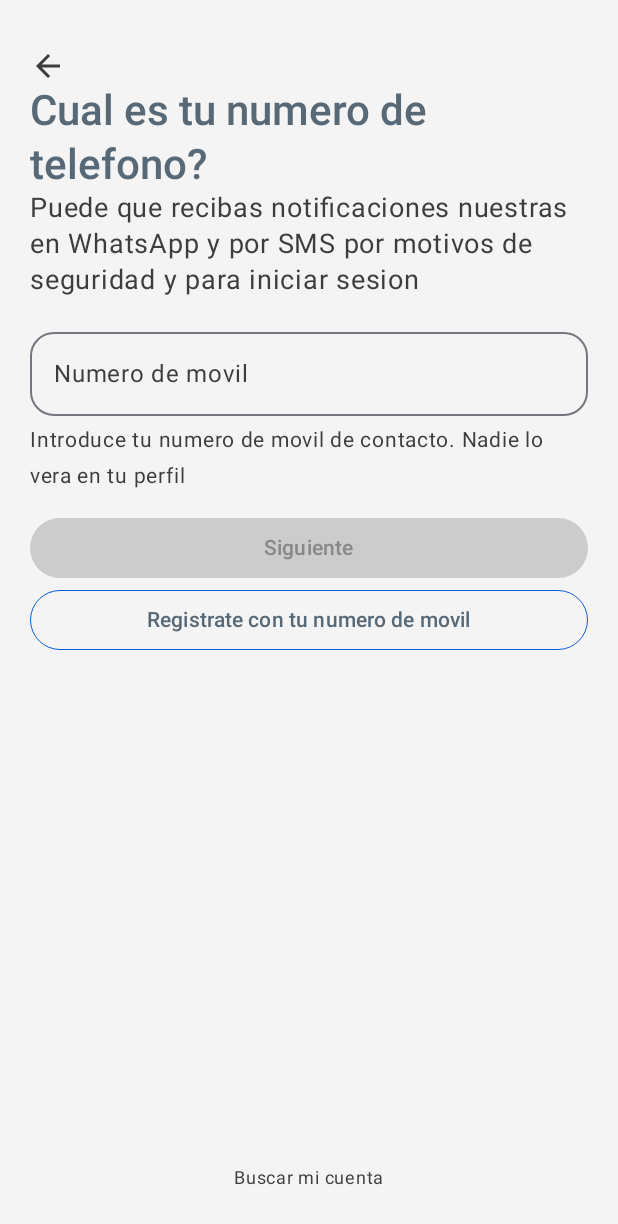
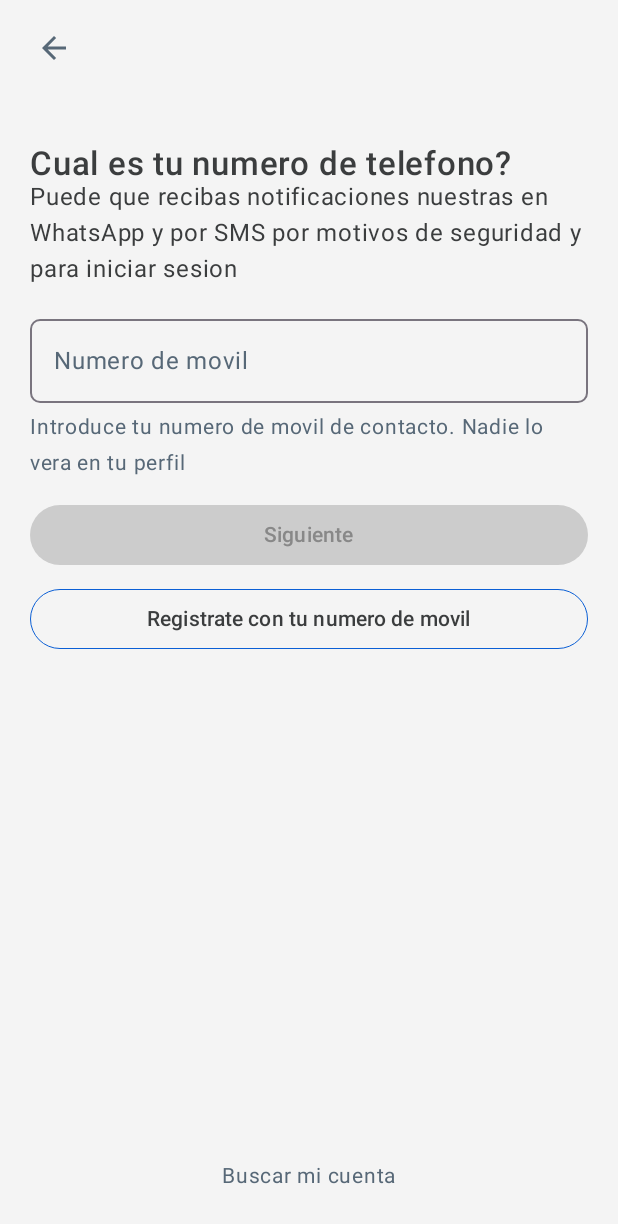
Before and after one commit to JoseLuisRiquelme/Instadev, an Android app built with Jetpack Compose: the screen it shows after launch (MainActivity), after a tap on "Crear cuenta nueva", on a phone screen of 412 x 824 dp. Shown: the top 1224 px of the screen. Run offline under Robolectric (Android 15) with nearby library versions, the phone set to English and light mode, and no system bars.

Commit message:
working in the navigation, font styles, texts colors, the login screen icon

```diff
--- a/app/src/main/java/cl/colabora/instadev/auth/login/presentation/screens/LoginScreen.kt
+++ b/app/src/main/java/cl/colabora/instadev/auth/login/presentation/screens/LoginScreen.kt
@@ -29,12 +29,13 @@ import androidx.compose.ui.unit.dp
 import androidx.compose.ui.unit.sp
 import cl.colabora.instadev.core.ui.components.buttons.InstaPrimaryButton
 import cl.colabora.instadev.core.ui.components.buttons.InstaSecondaryButton
+import cl.colabora.instadev.core.ui.components.textfield.InstaSecondaryTextField
 import cl.colabora.instadev.core.ui.components.texts.InstaSecondaryText
 
 //@Preview(showBackground = true)
 @Composable
 fun LoginScreen(
-    loginViewModel: LoginViewModel = viewModel(),onNavigate:()-> Unit
+    loginViewModel: LoginViewModel = viewModel(), onNavigate: () -> Unit
 ) {
 
     val uiState by loginViewModel.uiState.collectAsStateWithLifecycle()
@@ -58,30 +59,20 @@ fun LoginScreen(
         }
         Spacer(Modifier.weight(0.5f))
         Image(
-            modifier = Modifier.size(50.dp),
-            painter = painterResource(R.drawable.insta_logo),
+            modifier = Modifier.size(72.dp),
+            painter = painterResource(R.drawable.instadev_icon),
             contentDescription = ""
         )
         Spacer(Modifier.weight(0.5f))
-        OutlinedTextField(
-            modifier = Modifier.fillMaxWidth(), shape = RoundedCornerShape(16.dp),
-            label = {
-                Text(
-                    text = stringResource(R.string.login_screen_textfield_email),
-                    color = MaterialTheme.colorScheme.onBackground
-                )
-            },
+        InstaSecondaryTextField(
+            modifier = Modifier.fillMaxWidth(),
+            label = stringResource(R.string.login_screen_textfield_email),
             value = uiState.email,
             onValueChange = { loginViewModel.onEmailChanged(it) })
         Spacer(Modifier.height(8.dp))
-        OutlinedTextField(
-            label = {
-                Text(
-                    text = stringResource(R.string.login_screen_textfield_password),
-                    color = MaterialTheme.colorScheme.onBackground
-                )
-            },
-            modifier = Modifier.fillMaxWidth(), shape = RoundedCornerShape(16.dp),
+        InstaSecondaryTextField(
+            modifier = Modifier.fillMaxWidth(),
+            label = stringResource(R.string.login_screen_textfield_password),
             value = uiState.password,
             onValueChange = { loginViewModel.onPasswordChanged(it) })
         Spacer(Modifier.height(8.dp))
@@ -91,15 +82,16 @@ fun LoginScreen(
             enabled = uiState.isLoginEnable,
             text = stringResource(R.string.login_screen_button_login)
         )
+        Spacer(Modifier.height(18.dp))
         InstaSecondaryText(
             text = stringResource(R.string.login_screen_text_forgot_password),
-            color = MaterialTheme.colorScheme.onSurfaceVariant,
-            fontSize = 14.sp
+            color = MaterialTheme.colorScheme.onSurfaceVariant/*,
+            fontSize=14.sp*/
         )
         Spacer(Modifier.weight(1f))
         InstaSecondaryButton(
             modifier = Modifier.fillMaxWidth(),
-            onClick = {onNavigate()}, text = stringResource(R.string.login_screen_button_signup)
+            onClick = { onNavigate() }, text = stringResource(R.string.login_screen_button_signup)
         )
         Icon(
             modifier = Modifier.height(30.dp),
--- a/app/src/main/java/cl/colabora/instadev/auth/register/presentation/screens/RegisterScreen.kt
+++ b/app/src/main/java/cl/colabora/instadev/auth/register/presentation/screens/RegisterScreen.kt
@@ -9,14 +9,20 @@ import androidx.compose.foundation.layout.height
 import androidx.compose.foundation.layout.padding
 import androidx.compose.material.icons.Icons
 import androidx.compose.material.icons.filled.ArrowBack
+import androidx.compose.material3.ExperimentalMaterial3Api
 import androidx.compose.material3.Icon
 import androidx.compose.material3.MaterialTheme
+import androidx.compose.material3.OutlinedTextFieldDefaults.contentPadding
+import androidx.compose.material3.Scaffold
+import androidx.compose.material3.TopAppBar
+import androidx.compose.material3.TopAppBarDefaults
 import androidx.compose.runtime.Composable
 import androidx.lifecycle.compose.collectAsStateWithLifecycle
 import androidx.lifecycle.viewmodel.compose.viewModel
 import androidx.compose.runtime.getValue
 import androidx.compose.ui.Alignment
 import androidx.compose.ui.Modifier
+import androidx.compose.ui.graphics.Color
 import androidx.compose.ui.res.stringResource
 import androidx.compose.ui.unit.dp
 import androidx.compose.ui.unit.sp
@@ -28,6 +34,7 @@ import cl.colabora.instadev.core.ui.components.texts.InstaPrimaryText
 import cl.colabora.instadev.core.ui.components.texts.InstaSecondaryText
 import cl.colabora.instadev.core.ui.components.texts.InstaTitleText
 
+@OptIn(ExperimentalMaterial3Api::class)
 @Composable
 fun RegisterScreen(registerViewModel: RegisterViewModel = viewModel(), onNavigate: () -> Unit) {
     val uiState by registerViewModel.uiState.collectAsStateWithLifecycle()
@@ -55,24 +62,39 @@ fun RegisterScreen(registerViewModel: RegisterViewModel = viewModel(), onNavigat
             changeModeButton = stringResource(R.string.register_screen_secondarybutton_type_movil)
         }
     }
+    Scaffold(
+        topBar = {TopAppBar(
+            colors =TopAppBarDefaults.topAppBarColors(
+                containerColor = MaterialTheme.colorScheme.background
+            ) ,
+            title = {},
+            navigationIcon = {
+                Icon(
+                    modifier = Modifier
+//                            .align(Alignment.Start)
+                        .clickable {
+                            onNavigate()
+                        }.padding(horizontal = 20.dp),
+                    imageVector = Icons.Default.ArrowBack,
+                    contentDescription = "",
+                    tint = MaterialTheme.colorScheme.onSurfaceVariant
+                )
+        })
+
+        }
+    ) { paddingValues ->
+
         Column(
             modifier = Modifier
+                .padding(paddingValues)
                 .background(MaterialTheme.colorScheme.background)
                 .padding(vertical = 32.dp)
                 .padding(horizontal = 20.dp),
             horizontalAlignment = Alignment.CenterHorizontally
         ) {
-        Icon(
-            modifier = Modifier
-                .align(Alignment.Start)
-                .clickable {
-                    onNavigate()
-                },
-            imageVector = Icons.Default.ArrowBack,
-            contentDescription = "",
-            tint = MaterialTheme.colorScheme.onSurfaceVariant
-        )
+
             InstaTitleText(
+                modifier = Modifier.fillMaxWidth(),
                 text = title,
             )
             InstaPrimaryText(
@@ -87,8 +109,8 @@ fun RegisterScreen(registerViewModel: RegisterViewModel = viewModel(), onNavigat
             )
             Spacer(Modifier.height(8.dp))
             InstaSecondaryText(
-            text = changeModeText,
-            fontSize = 14.sp
+                text = changeModeText/*,
+            fontSize = 14.sp*/
             )
             Spacer(Modifier.height(16.dp))
             InstaPrimaryButton(
@@ -97,6 +119,7 @@ fun RegisterScreen(registerViewModel: RegisterViewModel = viewModel(), onNavigat
                 onClick = {},
                 text = stringResource(R.string.register_screen_primarybutton)
             )
+            Spacer(Modifier.height(8.dp))
             InstaSecondaryButton(
                 modifier = Modifier.fillMaxWidth(),
                 onClick = { registerViewModel.toggleContactType() },
@@ -104,8 +127,9 @@ fun RegisterScreen(registerViewModel: RegisterViewModel = viewModel(), onNavigat
             )
             Spacer(Modifier.weight(1f))
             InstaSecondaryText(
-            text = stringResource(R.string.register_screen_footer_label),
-            fontSize = 12.sp
+                text = stringResource(R.string.register_screen_footer_label)/*,
+            fontSize = 12.sp*/
             )
         }
     }
+}
--- a/app/src/main/java/cl/colabora/instadev/core/ui/components/textfield/InstaSecondaryTextField.kt
+++ b/app/src/main/java/cl/colabora/instadev/core/ui/components/textfield/InstaSecondaryTextField.kt
@@ -1,11 +1,10 @@
 package cl.colabora.instadev.core.ui.components.textfield
 
-import androidx.compose.foundation.shape.RoundedCornerShape
+import androidx.compose.material3.MaterialTheme
 import androidx.compose.material3.OutlinedTextField
 import androidx.compose.material3.Text
 import androidx.compose.runtime.Composable
 import androidx.compose.ui.Modifier
-import androidx.compose.ui.unit.dp
 
 @Composable
 fun InstaSecondaryTextField(
@@ -18,7 +17,8 @@ fun InstaSecondaryTextField(
         modifier = modifier,
         value = value,
         onValueChange = { onValueChange(it) },
-        shape = RoundedCornerShape(16.dp),
-        label = { Text(label) }
+        shape = MaterialTheme.shapes.medium,
+        textStyle = MaterialTheme.typography.titleSmall,
+        label = { Text(label, color = MaterialTheme.colorScheme.onSurfaceVariant) }
     )
 }
--- a/app/src/main/java/cl/colabora/instadev/core/ui/components/texts/InstaPrimaryText.kt
+++ b/app/src/main/java/cl/colabora/instadev/core/ui/components/texts/InstaPrimaryText.kt
@@ -8,10 +8,9 @@ import androidx.compose.ui.unit.sp
 
 @Composable
 fun InstaPrimaryText(modifier: Modifier = Modifier, text: String) {
-    Text(
+    Text(modifier = modifier,
         text = text,
-        color = MaterialTheme.colorScheme.onSurfaceVariant,
-        fontSize = 18.sp,
+        color = MaterialTheme.colorScheme.onBackground,
         style = MaterialTheme.typography.bodyLarge
     )
 }
--- a/app/src/main/java/cl/colabora/instadev/core/ui/components/texts/InstaSecondaryText.kt
+++ b/app/src/main/java/cl/colabora/instadev/core/ui/components/texts/InstaSecondaryText.kt
@@ -9,11 +9,10 @@ import androidx.compose.ui.graphics.Color
 import androidx.compose.ui.unit.TextUnit
 
 @Composable
-fun InstaSecondaryText(
+fun InstaSecondaryText(modifier: Modifier= Modifier,
     text: String,
     color: Color = MaterialTheme.colorScheme.onSurfaceVariant,
-    fontSize: TextUnit
 ) {
-    Text(text = text, color = color, fontSize = fontSize, style = MaterialTheme.typography.bodyLarge)
+    Text(modifier = modifier, text = text, color = color, style = MaterialTheme.typography.bodyMedium)
 
 }
--- a/app/src/main/java/cl/colabora/instadev/core/ui/components/texts/InstaTitleText.kt
+++ b/app/src/main/java/cl/colabora/instadev/core/ui/components/texts/InstaTitleText.kt
@@ -13,8 +13,7 @@ import androidx.compose.ui.unit.sp
 @Composable
 fun InstaTitleText(
     modifier: Modifier = Modifier,
-    text: String = "Cual es tu numero de telefono?",
-    fontStyle: TextStyle? = MaterialTheme.typography.headlineMedium
+    text: String
 ) {
     Text(
         modifier = modifier,
--- a/app/src/main/java/cl/colabora/instadev/core/ui/theme/Shape.kt
+++ b/app/src/main/java/cl/colabora/instadev/core/ui/theme/Shape.kt
@@ -5,5 +5,7 @@ import androidx.compose.material3.Shapes
 import androidx.compose.ui.unit.dp
 
 val shapes= Shapes(
-    extraLarge = RoundedCornerShape(36.dp)
+    medium = RoundedCornerShape(12),
+    large = RoundedCornerShape(30.dp),
+    extraLarge = RoundedCornerShape(32.dp)
 )
--- a/app/src/main/java/cl/colabora/instadev/core/ui/theme/Theme.kt
+++ b/app/src/main/java/cl/colabora/instadev/core/ui/theme/Theme.kt
@@ -15,16 +15,16 @@ private val DarkColorScheme = darkColorScheme(
     primary = InstaBlue,
     onPrimary = Color.White,
     background = Gray20,
-    onBackground = Gray70,
-    onSurfaceVariant = Color.White,
+    onBackground = Color.White,
+    onSurfaceVariant =  Gray70
 )
 
 private val LightColorScheme = lightColorScheme(
     primary = InstaBlue,
     onPrimary = Color.White,
     background = Gray100,
-    onBackground = Gray80,
-    onSurfaceVariant = Gray30
+    onBackground = Gray30,
+    onSurfaceVariant = Gray80
 
 
 )
--- a/app/src/main/java/cl/colabora/instadev/core/ui/theme/Type.kt
+++ b/app/src/main/java/cl/colabora/instadev/core/ui/theme/Type.kt
@@ -28,6 +28,20 @@ val Typography = Typography(
         fontSize = 24.sp,
         lineHeight = 24.sp,
         letterSpacing = 0.5.sp
+    ),
+    headlineMedium = TextStyle(
+        fontFamily = FontFamily.Default,
+        fontWeight = FontWeight.Normal,
+        fontSize = 22.sp,
+        lineHeight = 24.sp,
+        letterSpacing = 0.5.sp
+    ),
+    titleSmall = TextStyle(
+        fontFamily = FontFamily.Default,
+        fontWeight = FontWeight.Normal,
+        fontSize = 18.sp,
+        lineHeight = 24.sp,
+        letterSpacing = 0.5.sp
     )
     /* Other default text styles to override
     titleLarge = TextStyle(
```
Also changed, not shown: app/src/main/res/drawable/instadev_icon.png (added). Lines whose indentation alone changed are shown as unchanged.
